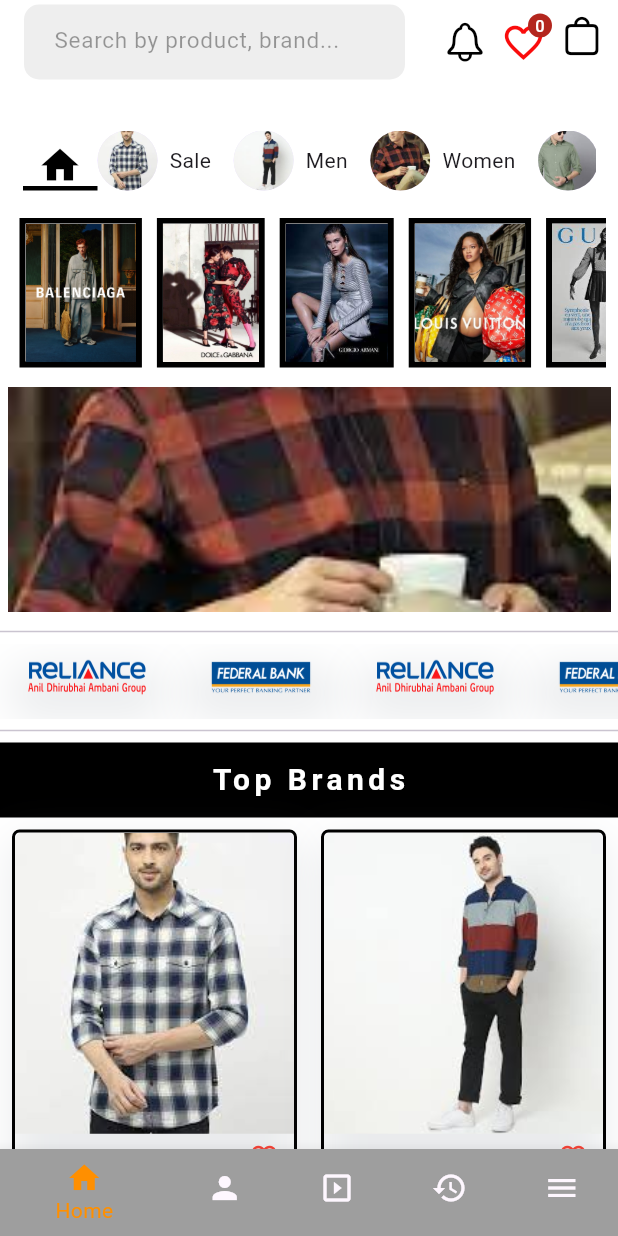
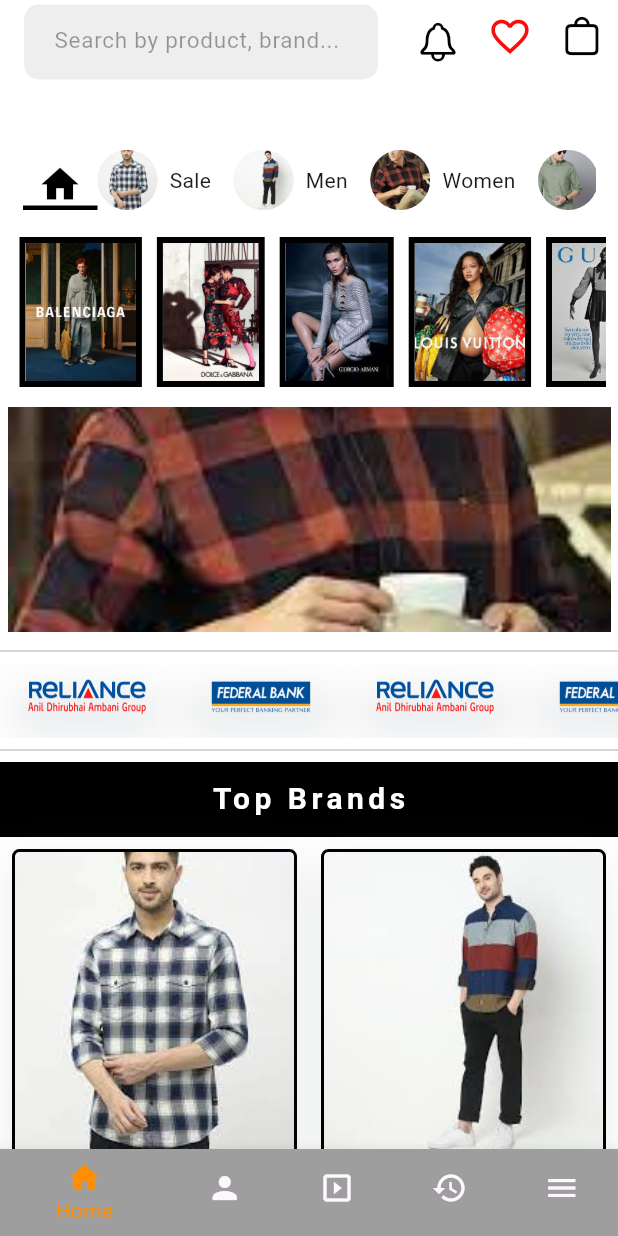
Before and after one commit to sharath-616/shopcart, a Flutter app: the screen it shows after launch, on a phone screen of 412 x 824 dp. Run offline on Flutter 3.47's test engine with Material 3 defaults, Android fonts, the phone set to English and light mode, and no system bars; our stand-ins replace flutter_spinkit, go_router.

Commit message:
add to cart and favlist added

```diff
--- a/lib/Screens/HomePage/Coponents/body.dart
+++ b/lib/Screens/HomePage/Coponents/body.dart
@@ -19,7 +19,8 @@
     return Scaffold(
       backgroundColor: Colors.white,
       appBar: PreferredSize(
-        preferredSize: const Size.fromHeight(67.0),
+        preferredSize: const Size.fromHeight(80.0),
+        child: SafeArea(
           child: CustomAppbar(
             bellFunctions: () {},
             favoriteFunctions: () {
@@ -32,6 +33,7 @@
                 : Icons.favorite_border,
             cartIcons: CupertinoIcons.bag,
             controller: context.watch<HomePageProvider>().userSearchController,
+          ),
         ),
       ),
       body: Consumer<HomePageProvider>(
--- a/lib/Service/favor_list.dart
+++ b/lib/Service/favor_list.dart
@@ -1,3 +1,13 @@
-class FavorList{
+class FavorList {
+  final String id;
+  final String title;
+  final int quantity;
+  final double price;
 
+  FavorList({
+    required this.id,
+    required this.title,
+    required this.quantity,
+    required this.price,
+  });
 }
--- a/lib/Widgets/custom_appbar.dart
+++ b/lib/Widgets/custom_appbar.dart
@@ -82,17 +82,45 @@
             ),
           ),
         if (favoriteIcons != null)
-          Badge(
-            label: Text(
-                '${Provider.of<HomePageProvider>(context).wishList.length}'),
-            child: InkWell(
-              onTap: favoriteFunctions,
-              child: Icon(
+          Stack(
+            children: [
+              IconButton(
+                onPressed: favoriteFunctions,
+                icon: Icon(
                   favoriteIcons,
                   size: 30,
                   color: const Color.fromARGB(255, 250, 12, 12),
                 ),
               ),
+              Consumer<HomePageProvider>(
+                builder: (context, homePageProvider, child) =>
+                 homePageProvider.favorList.isNotEmpty
+                      ? Positioned(
+                          right: 6,
+                          top: 10,
+                          child: Container(
+                            width: 20,
+                            height: 20,
+                            padding: const EdgeInsets.all(2),
+                            decoration: BoxDecoration(
+                              color: Colors.red,
+                              borderRadius: BorderRadius.circular(50),
+                              border: Border.all(color: Colors.black, width: 1),
+                            ),
+                            child: Center(
+                              child: CustomText(
+                                text: '${homePageProvider.favorItemCount}',
+                                size: 10,
+                                color: Colors.white,
+                                fw: FontWeight.bold,
+                              ),
+                            ),
+                          ),
+                        )
+                      : Container(),
+
+              ),
+            ],
           ),
         if (cartIcons != null)
           Stack(
@@ -106,8 +134,8 @@
                 ),
               ),
               Consumer<HomePageProvider>(
-                builder: (context, homePageProvider, child) {
-                  return homePageProvider.cartItemCount > 0
+                builder: (context, homePageProvider, child) =>
+                 homePageProvider.cartItemCount > 0
                       ? Positioned(
                           right: 6,
                           top: 10,
@@ -118,19 +146,20 @@
                             decoration: BoxDecoration(
                               color: Colors.red,
                               borderRadius: BorderRadius.circular(50),
-                                border:
-                                    Border.all(color: Colors.black, width: 1)),
+                              border: Border.all(color: Colors.black, width: 1),
+                            ),
                             child: Center(
                               child: CustomText(
                                 text: '${homePageProvider.cartItemCount}',
                                 size: 10,
                                 color: Colors.white,
                                 fw: FontWeight.bold,
-                            )),
+                              ),
+                            ),
                           ),
                         )
-                      : Container();
-                },
+                      : Container(),
+
               ),
             ],
           ),
```
Also changed, not shown: lib/Provider/HomepageProvider/home_page_provider.dart (+48 -12 lines), lib/Widgets/grid_gallery.dart (+18 -1 lines). Lines whose indentation alone changed are shown as unchanged.
